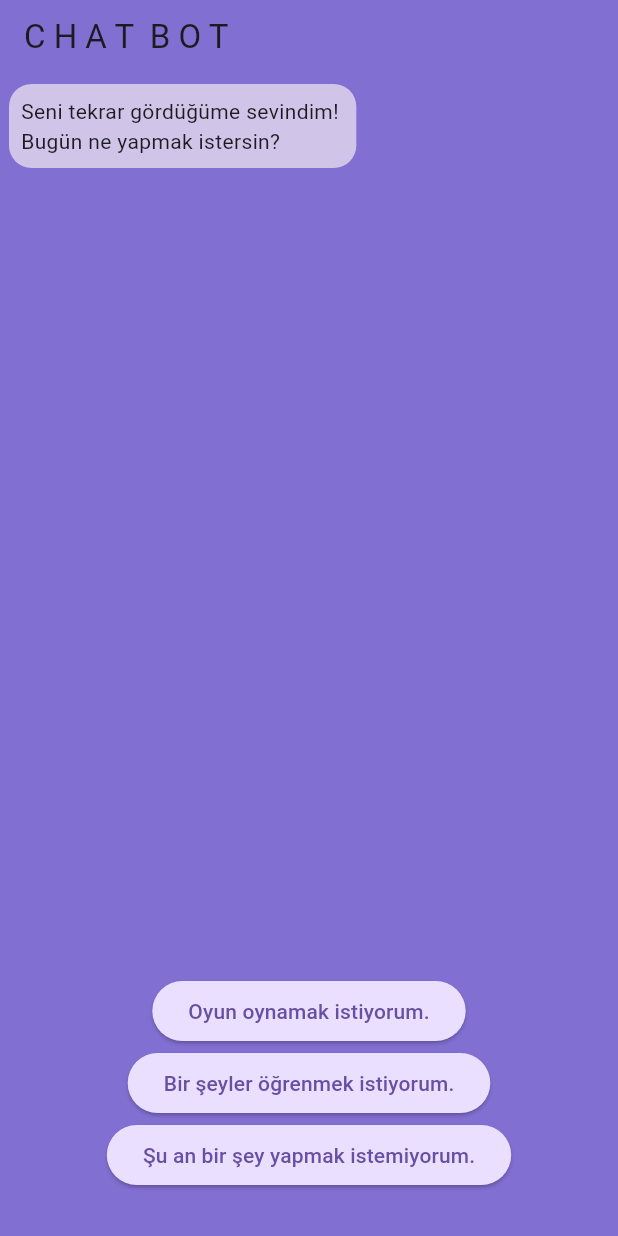
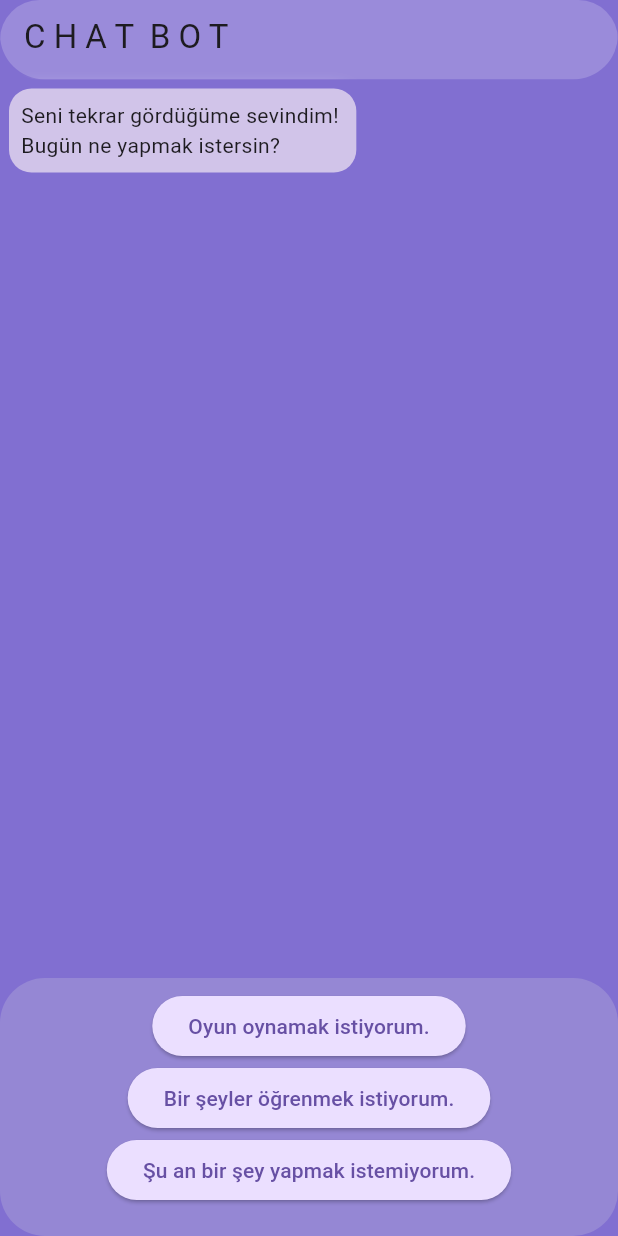
Before and after one commit to berkaayildiz/Flutter-Apps, a Flutter app: the screen it shows after launch, on a phone screen of 412 x 824 dp. Run offline on Flutter 3.47's test engine with Material 2 defaults, Android fonts, the phone set to English and light mode, and no system bars.

Commit message:
UI improvements
Made the appBar glassmorphic and rounded its corners. Also added a background behind the buttons.

```diff
--- a/chatbot_app/lib/constants/constants.dart
+++ b/chatbot_app/lib/constants/constants.dart
@@ -2,6 +2,8 @@ import 'dart:ui';
 
 const Color themeColor = Color.fromARGB(255, 129, 111, 209);
 const Color buttonColor = Color.fromARGB(255, 235, 223, 255);
+const Color layoutColor = Color.fromARGB(50, 255, 255, 255);
+const Color constantLayoutColor = Color.fromARGB(255, 149, 135, 212);
 const Color messageBoxSenderColor = Color.fromARGB(255, 255, 255, 255);
 const Color messageBoxRecieverColor = Color.fromARGB(255, 209, 196, 233);
 
--- a/chatbot_app/lib/controllers/conversation_controller.dart
+++ b/chatbot_app/lib/controllers/conversation_controller.dart
@@ -1,6 +1,8 @@
 import 'package:flutter/material.dart';
 
 import '../models/message_model.dart';
+
+// TODO: Bazen butona basınca consolda "setState() or markNeedsBuild() called during build." hatası veriyor ama uygulama çalışıyor. Çözmeye çalış.
 
 class ConversationController extends ChangeNotifier {
   List<Message> messagesList = [];
--- a/chatbot_app/lib/logic/bot_answer.dart
+++ b/chatbot_app/lib/logic/bot_answer.dart
@@ -35,6 +35,9 @@ botAnswer(context) {
         chat.addButton('Merhaba, geri geldim!');
       });
       break;
+
+    // TODO: 'Merhaba, geri geldim!' butonuna basınca bot onu geri karşılamıyor.
+
     case 'Merhaba, geri geldim!':
       Timer(const Duration(seconds: 1), () {
         greetingUser(context);
--- a/chatbot_app/lib/main.dart
+++ b/chatbot_app/lib/main.dart
@@ -26,9 +26,15 @@ class ChatBotApp extends StatelessWidget {
           useMaterial3: true,
           primaryColor: themeColor,
           appBarTheme: const AppBarTheme(
+            scrolledUnderElevation: BorderSide.strokeAlignOutside,
             toolbarHeight: 50,
             elevation: 0,
-            color: themeColor,
+            color: layoutColor,
+            shape: RoundedRectangleBorder(
+              borderRadius: BorderRadius.vertical(
+                bottom: Radius.circular(30),
+              ),
+            ),
           ),
           scaffoldBackgroundColor: themeColor),
     );
--- a/chatbot_app/lib/pages/home_page.dart
+++ b/chatbot_app/lib/pages/home_page.dart
@@ -1,3 +1,5 @@
+import 'dart:ui';
+
 import 'package:flutter/material.dart';
 
 import '../constants/constants.dart';
@@ -17,11 +19,21 @@ class _HomePageState extends State<HomePage> {
   Widget build(BuildContext context) {
     greetingUser(context);
     return Scaffold(
-      appBar: AppBar(
-        title: const Text(appBarTitle),
+      extendBodyBehindAppBar: true,
+      appBar: PreferredSize(
+        preferredSize: const Size(double.infinity, 53.0),
+        child: ClipRRect(
+          borderRadius: BorderRadius.circular(30),
+          child: BackdropFilter(
+            filter: ImageFilter.blur(sigmaX: 5, sigmaY: 5),
+            child: AppBar(
+              title: const Text(appBarTitle),
+            ),
+          ),
+        ),
       ),
       body: Column(
-        children: const [ChatScreen(), ButtonScreen(), SizedBox(height: 30)],
+        children: const [ChatScreen(), ButtonScreen()],
       ),
     );
   }
--- a/chatbot_app/lib/widgets/button_screen.dart
+++ b/chatbot_app/lib/widgets/button_screen.dart
@@ -1,8 +1,11 @@
+import 'package:chatbot_app/constants/constants.dart';
 import 'package:flutter/material.dart';
 import 'package:provider/provider.dart';
 
 import '../controllers/conversation_controller.dart';
 import 'answer_button.dart';
+
+// TODO: ButtonScreen'i de appBar gibi glassmorphic yap.
 
 class ButtonScreen extends StatelessWidget {
   const ButtonScreen({super.key});
@@ -10,8 +13,14 @@ class ButtonScreen extends StatelessWidget {
   @override
   Widget build(BuildContext context) {
     return Consumer<ConversationController>(builder: (context, chat, child) {
-      return Column(
-        mainAxisAlignment: MainAxisAlignment.center,
+      return Container(
+        padding: const EdgeInsets.only(top: 8, bottom: 20),
+        decoration: BoxDecoration(
+          color: constantLayoutColor,
+          borderRadius: BorderRadius.circular(30),
+        ),
+        child: Column(
+          mainAxisSize: MainAxisSize.min,
           children: chat.answersList
               .map(
                 (answer) => Center(
@@ -19,6 +28,7 @@ class ButtonScreen extends StatelessWidget {
                 ),
               )
               .toList(),
+        ),
       );
     });
   }
```
Also changed, not shown: 1 other file. Lines whose indentation alone changed are shown as unchanged.
